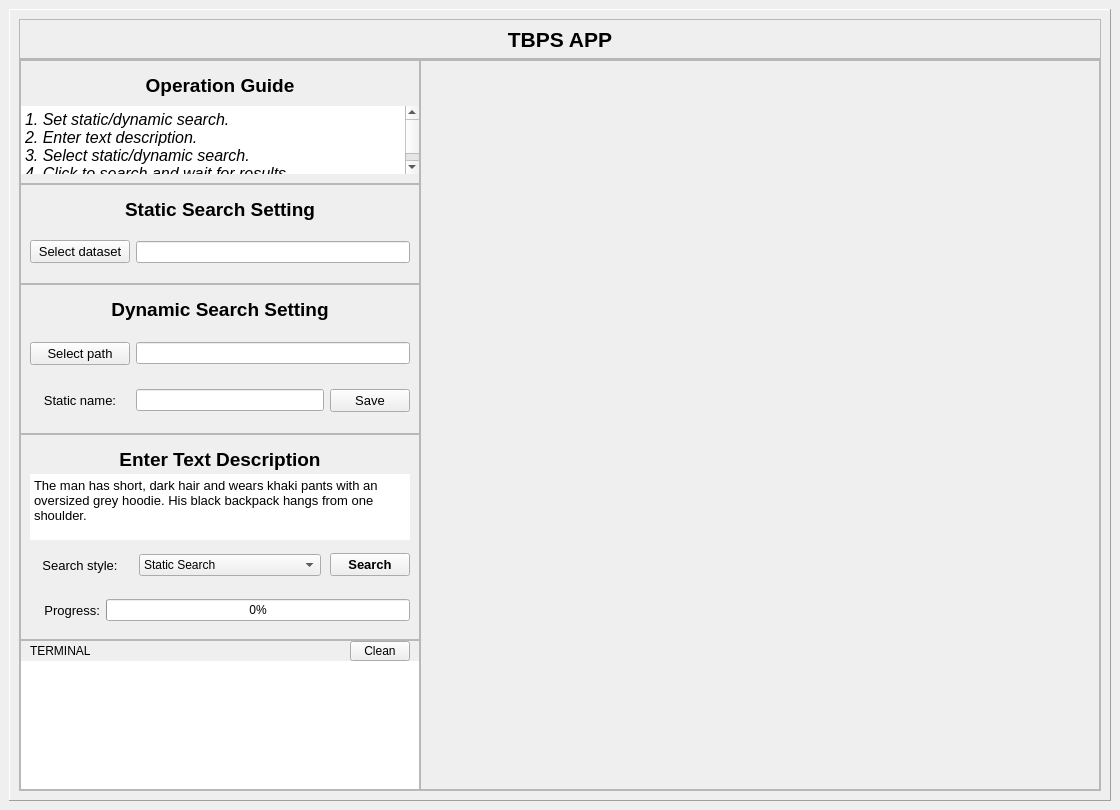
lugengyou/Atlas200_tbps_ui, file ui_designer/tbps.ui: the form before one commit.
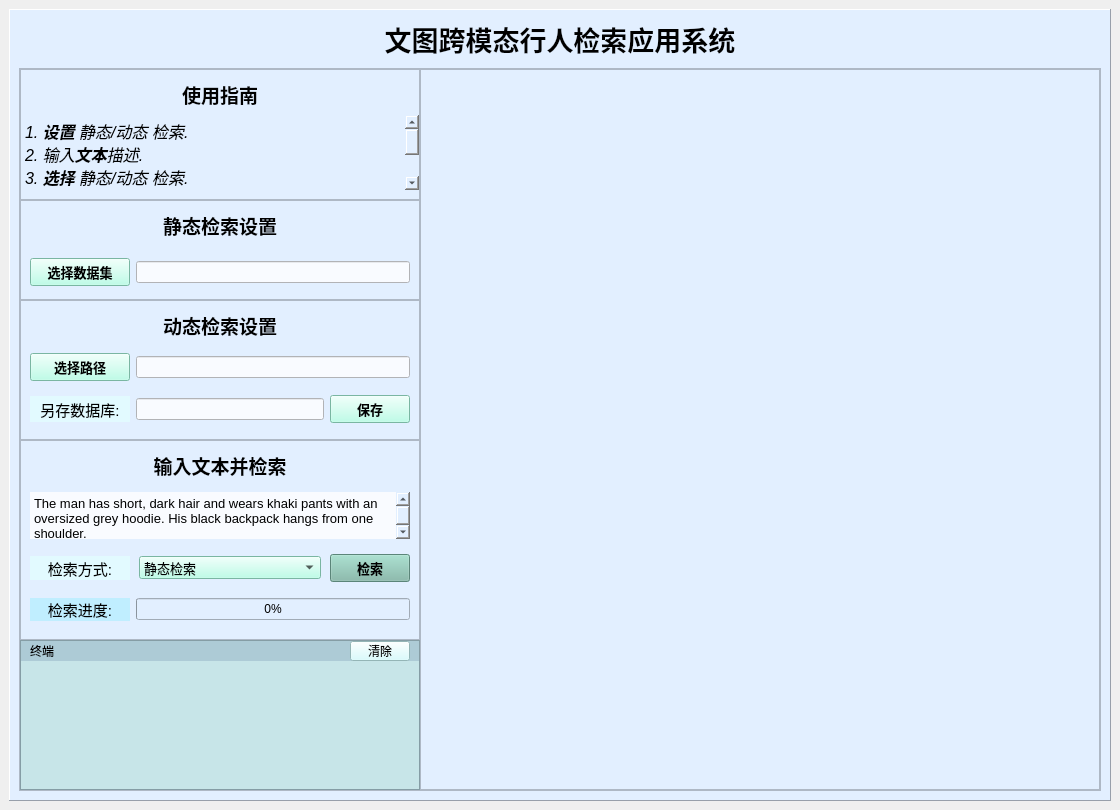
The form after the commit.

Commit message: [NEW] 调整 ui 界面配色并设置为中文显示

The edit to the form file:
```diff
--- a/ui_designer/tbps.ui
+++ b/ui_designer/tbps.ui
@@ -11,7 +11,7 @@
    </rect>
   </property>
   <property name="windowTitle">
-   <string>MainWindow</string>
+   <string>基于昇腾处理器的文图跨模态行人检索应用研究</string>
   </property>
   <property name="styleSheet">
    <string notr="true"/>
@@ -35,6 +35,9 @@
         <height>900</height>
        </size>
       </property>
+      <property name="styleSheet">
+       <string notr="true">background-color: rgb(226, 239, 255);</string>
+      </property>
       <property name="frameShape">
        <enum>QFrame::Panel</enum>
       </property>
@@ -42,9 +45,15 @@
        <enum>QFrame::Raised</enum>
       </property>
       <layout class="QGridLayout" name="gridLayout_2">
-       <property name="spacing">
+       <property name="topMargin">
+        <number>9</number>
+       </property>
+       <property name="horizontalSpacing">
         <number>0</number>
        </property>
+       <property name="verticalSpacing">
+        <number>4</number>
+       </property>
        <item row="1" column="0">
         <widget class="QFrame" name="frame_5">
          <property name="frameShape">
@@ -104,7 +113,7 @@
                <property name="maximumSize">
                 <size>
                  <width>16777215</width>
-                 <height>160</height>
+                 <height>190</height>
                 </size>
                </property>
                <property name="frameShape">
@@ -151,7 +160,7 @@
                    </font>
                   </property>
                   <property name="text">
-                   <string>Operation Guide</string>
+                   <string>使用指南</string>
                   </property>
                   <property name="alignment">
                    <set>Qt::AlignCenter</set>
@@ -168,7 +177,8 @@
 &lt;html&gt;&lt;head&gt;&lt;meta name=&quot;qrichtext&quot; content=&quot;1&quot; /&gt;&lt;style type=&quot;text/css&quot;&gt;
 p, li { white-space: pre-wrap; }
 &lt;/style&gt;&lt;/head&gt;&lt;body style=&quot; font-family:'Sans Serif'; font-size:9pt; font-weight:400; font-style:normal;&quot;&gt;
-&lt;p style=&quot; margin-top:0px; margin-bottom:0px; margin-left:0px; margin-right:0px; -qt-block-indent:0; text-indent:0px;&quot;&gt;&lt;span style=&quot; font-size:12pt; font-style:italic;&quot;&gt;1. Set static/dynamic search.&lt;br /&gt;2. Enter text description.&lt;br /&gt;3. Select static/dynamic search.&lt;br /&gt;4. Click to search and wait for results.&lt;/span&gt;&lt;/p&gt;&lt;/body&gt;&lt;/html&gt;</string>
+&lt;p style=&quot; margin-top:0px; margin-bottom:0px; margin-left:0px; margin-right:0px; -qt-block-indent:0; text-indent:0px;&quot;&gt;&lt;span style=&quot; font-size:12pt; font-style:italic;&quot;&gt;1. &lt;/span&gt;&lt;span style=&quot; font-size:12pt; font-weight:600; font-style:italic;&quot;&gt;设置&lt;/span&gt;&lt;span style=&quot; font-size:12pt; font-style:italic;&quot;&gt; 静态/动态 检索.&lt;br /&gt;2. 输入&lt;/span&gt;&lt;span style=&quot; font-size:12pt; font-weight:600; font-style:italic;&quot;&gt;文本&lt;/span&gt;&lt;span style=&quot; font-size:12pt; font-style:italic;&quot;&gt;描述.&lt;br /&gt;3. &lt;/span&gt;&lt;span style=&quot; font-size:12pt; font-weight:600; font-style:italic;&quot;&gt;选择&lt;/span&gt;&lt;span style=&quot; font-size:12pt; font-style:italic;&quot;&gt; 静态/动态 检索.&lt;br /&gt;4. 点击&lt;/span&gt;&lt;span style=&quot; font-size:12pt; font-weight:600; font-style:italic;&quot;&gt;检索&lt;/span&gt;&lt;span style=&quot; font-size:12pt; font-style:italic;&quot;&gt;并等待结果.&lt;/span&gt;&lt;/p&gt;
+&lt;p style=&quot; margin-top:0px; margin-bottom:0px; margin-left:0px; margin-right:0px; -qt-block-indent:0; text-indent:0px;&quot;&gt;&lt;span style=&quot; font-size:12pt; font-style:italic;&quot;&gt;5. 点击&lt;/span&gt;&lt;span style=&quot; font-size:12pt; font-weight:600; font-style:italic;&quot;&gt;保存&lt;/span&gt;&lt;span style=&quot; font-size:12pt; font-style:italic;&quot;&gt;按键可保存图像特征为静态检索的检索数据库.&lt;/span&gt;&lt;/p&gt;&lt;/body&gt;&lt;/html&gt;</string>
                   </property>
                  </widget>
                 </item>
@@ -186,7 +196,7 @@
                <property name="maximumSize">
                 <size>
                  <width>16777215</width>
-                 <height>100</height>
+                 <height>110</height>
                 </size>
                </property>
                <property name="frameShape">
@@ -209,7 +219,7 @@
                  <number>0</number>
                 </property>
                 <property name="bottomMargin">
-                 <number>9</number>
+                 <number>0</number>
                 </property>
                 <item>
                  <widget class="QLabel" name="label_2">
@@ -233,7 +243,7 @@
                    </font>
                   </property>
                   <property name="text">
-                   <string>Static Search Setting</string>
+                   <string>静态检索设置</string>
                   </property>
                   <property name="alignment">
                    <set>Qt::AlignCenter</set>
@@ -278,15 +288,24 @@
                      <property name="font">
                       <font>
                        <pointsize>10</pointsize>
+                       <weight>75</weight>
+                       <bold>true</bold>
                       </font>
                      </property>
+                     <property name="styleSheet">
+                      <string notr="true">background-color: rgb(171, 255, 227);</string>
+                     </property>
                      <property name="text">
-                      <string>Select dataset</string>
+                      <string>选择数据集</string>
                      </property>
                     </widget>
                    </item>
                    <item>
-                    <widget class="QLineEdit" name="lineEdit_select_dataset"/>
+                    <widget class="QLineEdit" name="lineEdit_select_dataset">
+                     <property name="styleSheet">
+                      <string notr="true">background-color: rgb(249, 251, 255);</string>
+                     </property>
+                    </widget>
                    </item>
                   </layout>
                  </widget>
@@ -299,13 +318,13 @@
                <property name="minimumSize">
                 <size>
                  <width>0</width>
-                 <height>150</height>
+                 <height>140</height>
                 </size>
                </property>
                <property name="maximumSize">
                 <size>
                  <width>16777215</width>
-                 <height>200</height>
+                 <height>160</height>
                 </size>
                </property>
                <property name="frameShape">
@@ -318,6 +337,9 @@
                 <number>0</number>
                </property>
                <layout class="QVBoxLayout" name="verticalLayout_4">
+                <property name="spacing">
+                 <number>6</number>
+                </property>
                 <property name="leftMargin">
                  <number>0</number>
                 </property>
@@ -349,7 +371,7 @@
                    </font>
                   </property>
                   <property name="text">
-                   <string>Dynamic Search Setting</string>
+                   <string>动态检索设置</string>
                   </property>
                   <property name="alignment">
                    <set>Qt::AlignCenter</set>
@@ -418,15 +440,24 @@
                         <property name="font">
                          <font>
                           <pointsize>10</pointsize>
+                          <weight>75</weight>
+                          <bold>true</bold>
                          </font>
                         </property>
+                        <property name="styleSheet">
+                         <string notr="true">background-color: rgb(171, 255, 227);</string>
+                        </property>
                         <property name="text">
-                         <string>Select path</string>
+                         <string>选择路径</string>
                         </property>
                        </widget>
                       </item>
                       <item>
-                       <widget class="QLineEdit" name="lineEdit_select_path"/>
+                       <widget class="QLineEdit" name="lineEdit_select_path">
+                        <property name="styleSheet">
+                         <string notr="true">background-color: rgb(249, 251, 255);</string>
+                        </property>
+                       </widget>
                       </item>
                      </layout>
                     </widget>
@@ -457,16 +488,19 @@
                         <property name="maximumSize">
                          <size>
                           <width>100</width>
-                          <height>16777215</height>
+                          <height>26</height>
                          </size>
                         </property>
                         <property name="font">
                          <font>
-                          <pointsize>10</pointsize>
+                          <pointsize>11</pointsize>
                          </font>
                         </property>
+                        <property name="styleSheet">
+                         <string notr="true">background-color: rgb(226, 250, 255);</string>
+                        </property>
                         <property name="text">
-                         <string>Static name:</string>
+                         <string>另存数据库:</string>
                         </property>
                         <property name="alignment">
                          <set>Qt::AlignCenter</set>
@@ -474,7 +508,11 @@
                        </widget>
                       </item>
                       <item>
-                       <widget class="QLineEdit" name="lineEdit_dynamic_to_static_name"/>
+                       <widget class="QLineEdit" name="lineEdit_dynamic_to_static_name">
+                        <property name="styleSheet">
+                         <string notr="true">background-color: rgb(249, 251, 255);</string>
+                        </property>
+                       </widget>
                       </item>
                       <item>
                        <widget class="QPushButton" name="pushButton_3">
@@ -493,10 +531,15 @@
                         <property name="font">
                          <font>
                           <pointsize>10</pointsize>
+                          <weight>75</weight>
+                          <bold>true</bold>
                          </font>
                         </property>
+                        <property name="styleSheet">
+                         <string notr="true">background-color: rgb(171, 255, 227);</string>
+                        </property>
                         <property name="text">
-                         <string>Save</string>
+                         <string>保存</string>
                         </property>
                        </widget>
                       </item>
@@ -520,7 +563,7 @@
                <property name="maximumSize">
                 <size>
                  <width>16777215</width>
-                 <height>300</height>
+                 <height>290</height>
                 </size>
                </property>
                <property name="frameShape">
@@ -534,7 +577,7 @@
                </property>
                <layout class="QVBoxLayout" name="verticalLayout_5">
                 <property name="spacing">
-                 <number>0</number>
+                 <number>6</number>
                 </property>
                 <property name="leftMargin">
                  <number>0</number>
@@ -570,7 +613,7 @@
                    </font>
                   </property>
                   <property name="text">
-                   <string>Enter Text Description</string>
+                   <string>输入文本并检索</string>
                   </property>
                   <property name="alignment">
                    <set>Qt::AlignCenter</set>
@@ -587,13 +630,13 @@
                   </property>
                   <layout class="QVBoxLayout" name="verticalLayout_8">
                    <property name="spacing">
-                    <number>0</number>
+                    <number>14</number>
                    </property>
                    <property name="leftMargin">
                     <number>9</number>
                    </property>
                    <property name="topMargin">
-                    <number>0</number>
+                    <number>6</number>
                    </property>
                    <property name="rightMargin">
                     <number>9</number>
@@ -603,6 +646,15 @@
                    </property>
                    <item>
                     <widget class="QTextEdit" name="textEdit_enter_text_description">
+                     <property name="maximumSize">
+                      <size>
+                       <width>16777215</width>
+                       <height>100</height>
+                      </size>
+                     </property>
+                     <property name="styleSheet">
+                      <string notr="true">background-color: rgb(249, 251, 255);</string>
+                     </property>
                      <property name="frameShape">
                       <enum>QFrame::NoFrame</enum>
                      </property>
@@ -620,13 +672,13 @@
                      <property name="minimumSize">
                       <size>
                        <width>0</width>
-                       <height>50</height>
+                       <height>30</height>
                       </size>
                      </property>
                      <property name="maximumSize">
                       <size>
                        <width>16777215</width>
-                       <height>50</height>
+                       <height>30</height>
                       </size>
                      </property>
                      <property name="frameShape">
@@ -662,16 +714,19 @@
                         <property name="maximumSize">
                          <size>
                           <width>100</width>
-                          <height>16777215</height>
+                          <height>24</height>
                          </size>
                         </property>
                         <property name="font">
                          <font>
-                          <pointsize>10</pointsize>
+                          <pointsize>11</pointsize>
                          </font>
                         </property>
+                        <property name="styleSheet">
+                         <string notr="true">background-color: rgb(226, 250, 255);</string>
+                        </property>
                         <property name="text">
-                         <string>Search style:</string>
+                         <string>检索方式:</string>
                         </property>
                         <property name="alignment">
                          <set>Qt::AlignCenter</set>
@@ -682,17 +737,20 @@
                        <widget class="QComboBox" name="comboBox_search_style">
                         <property name="font">
                          <font>
-                          <pointsize>9</pointsize>
+                          <pointsize>10</pointsize>
                          </font>
                         </property>
+                        <property name="styleSheet">
+                         <string notr="true">background-color: rgb(171, 255, 227);</string>
+                        </property>
                         <item>
                          <property name="text">
-                          <string>Static Search</string>
+                          <string>静态检索</string>
                          </property>
                         </item>
                         <item>
                          <property name="text">
-                          <string>Dynamic Search</string>
+                          <string>动态检索</string>
                          </property>
                         </item>
                        </widget>
@@ -718,8 +776,11 @@
                           <bold>true</bold>
                          </font>
                         </property>
+                        <property name="styleSheet">
+                         <string notr="true">background-color: rgb(128, 186, 169);</string>
+                        </property>
                         <property name="text">
-                         <string>Search</string>
+                         <string>检索</string>
                         </property>
                        </widget>
                       </item>
@@ -745,26 +806,31 @@
                     <widget class="QLabel" name="label_9">
                      <property name="minimumSize">
                       <size>
-                       <width>70</width>
+                       <width>100</width>
                        <height>0</height>
                       </size>
                      </property>
                      <property name="maximumSize">
                       <size>
-                       <width>70</width>
-                       <height>16777215</height>
+                       <width>100</width>
+                       <height>24</height>
                       </size>
                      </property>
                      <property name="font">
                       <font>
-                       <pointsize>10</pointsize>
+                       <pointsize>11</pointsize>
+                       <weight>50</weight>
+                       <bold>false</bold>
                       </font>
                      </property>
+                     <property name="styleSheet">
+                      <string notr="true">background-color: rgb(192, 238, 255);</string>
+                     </property>
                      <property name="text">
-                      <string>Progress:</string>
+                      <string>检索进度:</string>
                      </property>
                      <property name="alignment">
-                      <set>Qt::AlignRight|Qt::AlignTrailing|Qt::AlignVCenter</set>
+                      <set>Qt::AlignCenter</set>
                      </property>
                     </widget>
                    </item>
@@ -795,6 +861,9 @@
                  <height>150</height>
                 </size>
                </property>
+               <property name="styleSheet">
+                <string notr="true">background-color: rgb(173, 203, 214);</string>
+               </property>
                <property name="frameShape">
                 <enum>QFrame::StyledPanel</enum>
                </property>
@@ -865,7 +934,7 @@
                       </size>
                      </property>
                      <property name="text">
-                      <string>TERMINAL</string>
+                      <string>终端</string>
                      </property>
                     </widget>
                    </item>
@@ -899,8 +968,11 @@
                        <height>16777215</height>
                       </size>
                      </property>
+                     <property name="styleSheet">
+                      <string notr="true">background-color: rgb(207, 253, 255);</string>
+                     </property>
                      <property name="text">
-                      <string>Clean</string>
+                      <string>清除</string>
                      </property>
                     </widget>
                    </item>
@@ -909,6 +981,9 @@
                 </item>
                 <item>
                  <widget class="QTextBrowser" name="textBrowser_terminal_output">
+                  <property name="styleSheet">
+                   <string notr="true">background-color: rgb(199, 229, 232);</string>
+                  </property>
                   <property name="frameShape">
                    <enum>QFrame::NoFrame</enum>
                   </property>
@@ -1399,14 +1474,20 @@
        </item>
        <item row="0" column="0">
         <widget class="QFrame" name="frame">
+         <property name="minimumSize">
+          <size>
+           <width>0</width>
+           <height>45</height>
+          </size>
+         </property>
          <property name="maximumSize">
           <size>
            <width>16777215</width>
-           <height>40</height>
+           <height>45</height>
           </size>
          </property>
          <property name="frameShape">
-          <enum>QFrame::StyledPanel</enum>
+          <enum>QFrame::NoFrame</enum>
          </property>
          <property name="frameShadow">
           <enum>QFrame::Raised</enum>
@@ -1418,6 +1499,9 @@
           <number>0</number>
          </property>
          <layout class="QHBoxLayout" name="horizontalLayout">
+          <property name="spacing">
+           <number>0</number>
+          </property>
           <property name="leftMargin">
            <number>9</number>
           </property>
@@ -1428,7 +1512,7 @@
            <number>9</number>
           </property>
           <property name="bottomMargin">
-           <number>0</number>
+           <number>9</number>
           </property>
           <item>
            <widget class="QLabel" name="label">
@@ -1452,7 +1536,7 @@
             </property>
             <property name="font">
              <font>
-              <pointsize>16</pointsize>
+              <pointsize>20</pointsize>
               <weight>75</weight>
               <bold>true</bold>
              </font>
@@ -1461,7 +1545,11 @@
              <enum>Qt::LeftToRight</enum>
             </property>
             <property name="text">
-             <string>&lt;html&gt;&lt;head/&gt;&lt;body&gt;&lt;p align=&quot;center&quot;&gt;&lt;span style=&quot; font-size:16pt;&quot;&gt;TBPS APP&lt;/span&gt;&lt;/p&gt;&lt;/body&gt;&lt;/html&gt;</string>
+             <string>&lt;!DOCTYPE HTML PUBLIC &quot;-//W3C//DTD HTML 4.0//EN&quot; &quot;http://www.w3.org/TR/REC-html40/strict.dtd&quot;&gt;
+&lt;html&gt;&lt;head&gt;&lt;meta name=&quot;qrichtext&quot; content=&quot;1&quot; /&gt;&lt;style type=&quot;text/css&quot;&gt;
+p, li { white-space: pre-wrap; }
+&lt;/style&gt;&lt;/head&gt;&lt;body style=&quot; font-family:'Sans Serif'; font-size:20pt; font-weight:600; font-style:normal;&quot;&gt;
+&lt;p align=&quot;center&quot; style=&quot; margin-top:12px; margin-bottom:12px; margin-left:0px; margin-right:0px; -qt-block-indent:0; text-indent:0px;&quot;&gt;&lt;span style=&quot; color:#000000;&quot;&gt;文图跨模态行人检索应用系统&lt;/span&gt;&lt;/p&gt;&lt;/body&gt;&lt;/html&gt;</string>
             </property>
             <property name="textFormat">
              <enum>Qt::AutoText</enum>
```
The commit also changes 2 other files.
